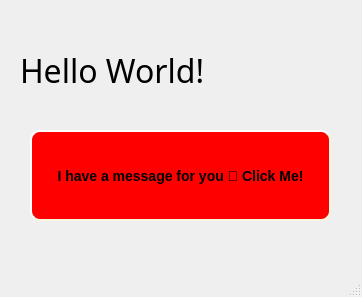
This is main.ui in NahidePinarDemiriz/pyqt-designer-tutorial as Qt 5 draws it before an edit. The edited form follows.
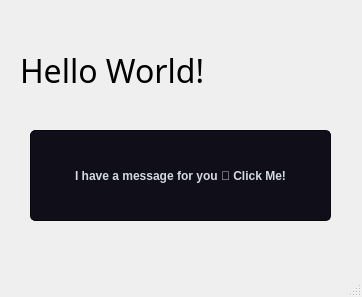
This is the edited form.

```diff
--- a/main.ui
+++ b/main.ui
@@ -25,22 +25,51 @@
     </property>
     <property name="font">
      <font>
-      <pointsize>-1</pointsize>
       <weight>75</weight>
       <italic>false</italic>
       <bold>true</bold>
      </font>
     </property>
     <property name="styleSheet">
-     <string notr="true">QPushButton#click_me_button {
-    background-color: red;
-    border-style: outset;
-    border-width: 2px;
-    border-radius: 10px;
-    border-color: beige;
-    font: bold 14px;
-    min-width: 10em;
-    padding: 6px;
+     <string notr="true">QPushButton#click_me_button{
+	border-style: solid;
+	border-color: #050a0e;
+	border-width: 1px;
+	border-radius: 5px;
+	color: #d3dae3;
+	padding: 2px;
+	background-color: #100E19;
+}
+QPushButton#click_me_button::default{
+	border-style: solid;
+	border-color: #050a0e;
+	border-width: 1px;
+	border-radius: 5px;
+	color: #FFFFFF;
+	padding: 2px;
+	background-color: #151a1e;
+}
+QPushButton#click_me_button:hover{
+	border-style: solid;
+	border-top-color: qlineargradient(spread:pad, x1:0, y1:1, x2:1, y2:1, stop:0 #C0DB50, stop:0.4 #C0DB50, stop:0.5 #100E19, stop:1 #100E19);
+    border-bottom-color: qlineargradient(spread:pad, x1:0, y1:1, x2:1, y2:1, stop:0 #100E19, stop:0.5 #100E19, stop:0.6 #C0DB50, stop:1 #C0DB50);
+    border-left-color: qlineargradient(spread:pad, x1:0, y1:0, x2:0, y2:1, stop:0 #C0DB50, stop:0.3 #C0DB50, stop:0.7 #100E19, stop:1 #100E19);
+    border-right-color: qlineargradient(spread:pad, x1:0, y1:1, x2:0, y2:0, stop:0 #C0DB50, stop:0.3 #C0DB50, stop:0.7 #100E19, stop:1 #100E19);
+	border-width: 2px;
+    border-radius: 1px;
+	color: #d3dae3;
+	padding: 2px;
+}
+QPushButton#click_me_button:pressed{
+	border-style: solid;
+	border-top-color: qlineargradient(spread:pad, x1:0, y1:1, x2:1, y2:1, stop:0 #d33af1, stop:0.4 #d33af1, stop:0.5 #100E19, stop:1 #100E19);
+    border-bottom-color: qlineargradient(spread:pad, x1:0, y1:1, x2:1, y2:1, stop:0 #100E19, stop:0.5 #100E19, stop:0.6 #d33af1, stop:1 #d33af1);
+    border-left-color: qlineargradient(spread:pad, x1:0, y1:0, x2:0, y2:1, stop:0 #d33af1, stop:0.3 #d33af1, stop:0.7 #100E19, stop:1 #100E19);
+    border-right-color: qlineargradient(spread:pad, x1:0, y1:1, x2:0, y2:0, stop:0 #d33af1, stop:0.3 #d33af1, stop:0.7 #100E19, stop:1 #100E19);
+	border-width: 2px;
+    border-radius: 1px;
+	color: #d3dae3;
+	padding: 2px;
 }</string>
     </property>
     <property name="text">
```
